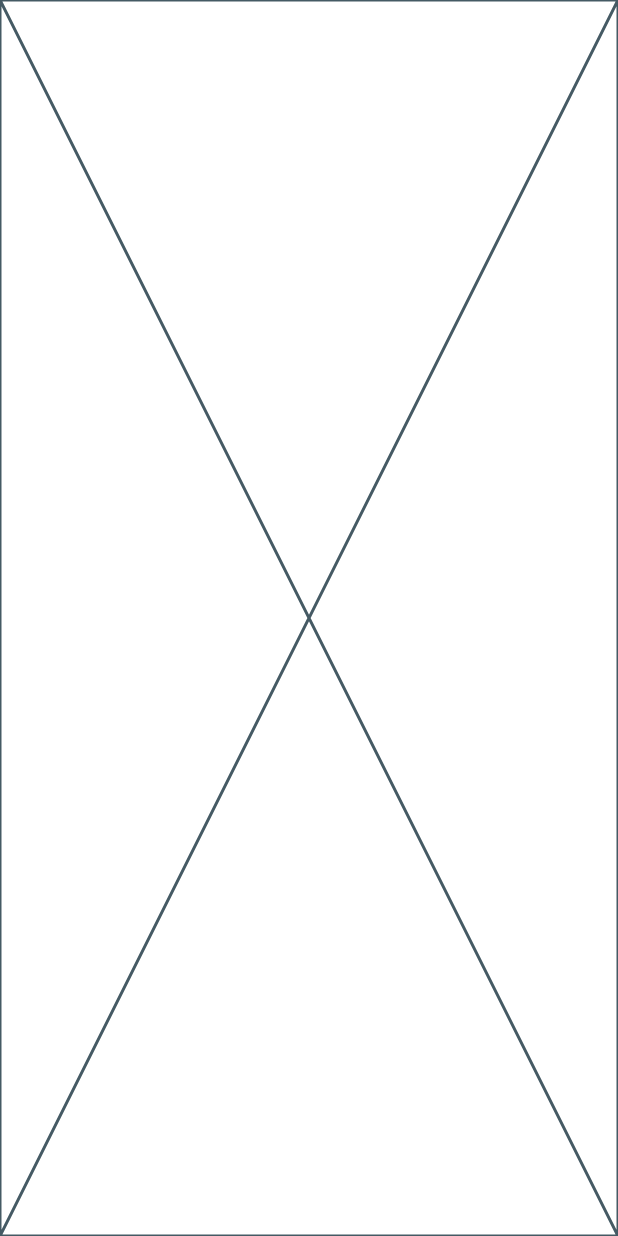
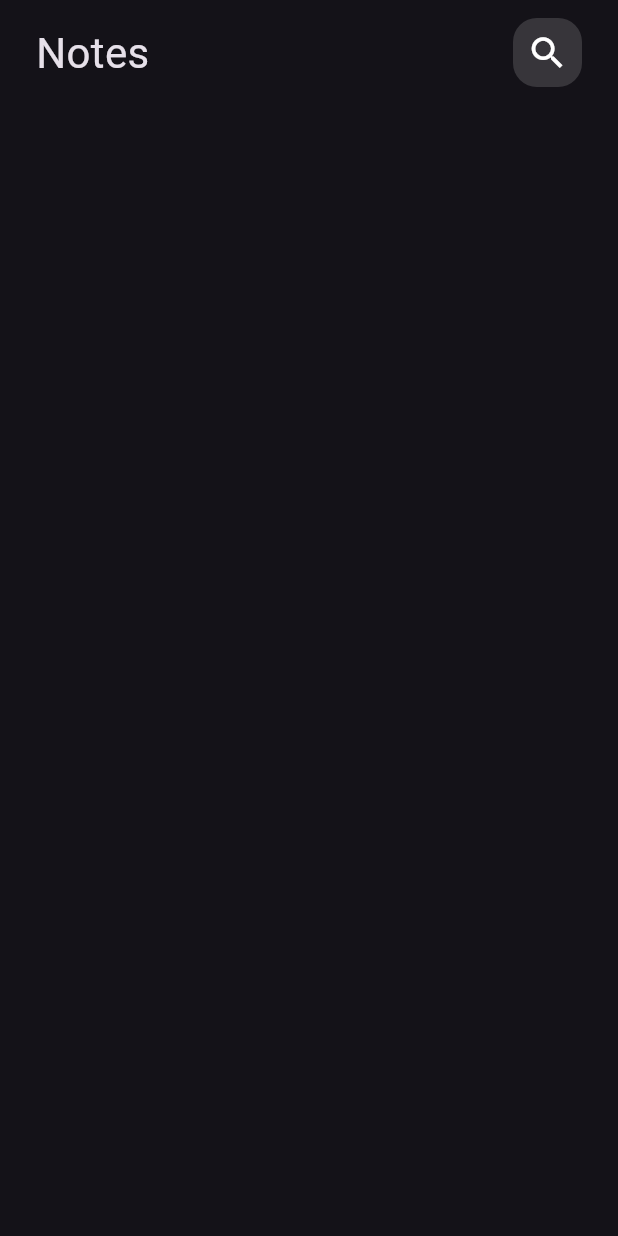
Before and after one commit to AhmedIbarhim/notes_app, a Flutter app: the screen it shows after launch, on a phone screen of 412 x 824 dp. Run offline on Flutter 3.47's test engine with Material 3 defaults, Android fonts, the phone set to English and light mode, and no system bars.

Commit message:
create custom app bar

```diff
--- a/lib/main.dart
+++ b/lib/main.dart
@@ -1,4 +1,5 @@
 import 'package:flutter/material.dart';
+import 'package:notes_app/views/notes_view.dart';
 
 void main() {
   runApp(const NotesApp());
@@ -9,6 +10,11 @@ class NotesApp extends StatelessWidget {
 
   @override
   Widget build(BuildContext context) {
-    return const Placeholder();
+    return MaterialApp(
+      debugShowCheckedModeBanner: false,
+      title: 'Notes App',
+      theme: ThemeData(brightness: Brightness.dark),
+      home: const NotesView(),
+    );
   }
 }
--- /dev/null
+++ b/lib/views/notes_view.dart
@@ -0,0 +1,15 @@
+import 'package:flutter/material.dart';
+import 'package:notes_app/widgets/notes_view_body.dart';
+
+class NotesView extends StatelessWidget {
+  const NotesView({super.key});
+
+  @override
+  Widget build(BuildContext context) {
+    return const SafeArea(
+      child: Scaffold(
+        body: NotesViewBody(),
+      ),
+    );
+  }
+}
--- /dev/null
+++ b/lib/widgets/custom_search_icon.dart
@@ -0,0 +1,21 @@
+import 'package:flutter/material.dart';
+
+class CustomSearchIcon extends StatelessWidget {
+  const CustomSearchIcon({super.key});
+
+  @override
+  Widget build(BuildContext context) {
+    return Container(
+      height: 46,
+      width: 46,
+      decoration: BoxDecoration(
+        color: Colors.white.withOpacity(0.15),
+        borderRadius: BorderRadius.circular(16),
+      ),
+      child: const Icon(
+        Icons.search,
+        size: 28,
+      ),
+    );
+  }
+}
--- /dev/null
+++ b/lib/widgets/notes_view_body.dart
@@ -0,0 +1,36 @@
+import 'package:flutter/material.dart';
+import 'package:notes_app/widgets/custom_search_icon.dart';
+
+class NotesViewBody extends StatelessWidget {
+  const NotesViewBody({super.key});
+
+  @override
+  Widget build(BuildContext context) {
+    return const Padding(
+      padding: EdgeInsets.symmetric(horizontal: 24, vertical: 12),
+      child: Column(
+        children: [CustomAppBar()],
+      ),
+    );
+  }
+}
+
+class CustomAppBar extends StatelessWidget {
+  const CustomAppBar({super.key});
+
+  @override
+  Widget build(BuildContext context) {
+    return const Row(
+      children: [
+        Text(
+          'Notes',
+          style: TextStyle(
+            fontSize: 28,
+          ),
+        ),
+        Spacer(),
+        CustomSearchIcon()
+      ],
+    );
+  }
+}
```
